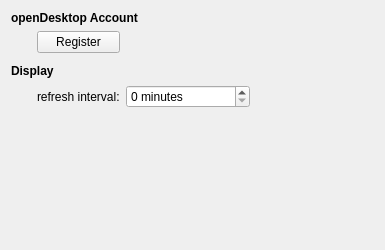
Above: applets/knowledgebase/knowledgeBaseConfig.ui from KDE/kdeplasma-addons before the change. Below: the same form after it.
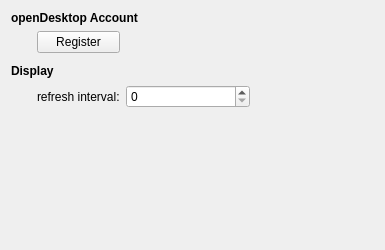
That is the form after the change. Custom widgets are drawn as their Qt base class.

Commit message: Use ki18np() function to set spinBox suffix.

```diff
--- a/applets/knowledgebase/knowledgeBaseConfig.ui
+++ b/applets/knowledgebase/knowledgeBaseConfig.ui
@@ -83,9 +83,6 @@
        <verstretch>0</verstretch>
       </sizepolicy>
      </property>
-     <property name="suffix">
-      <string> minutes</string>
-     </property>
     </widget>
    </item>
    <item row="4" column="4">
```
The commit also changes 1 other file.
